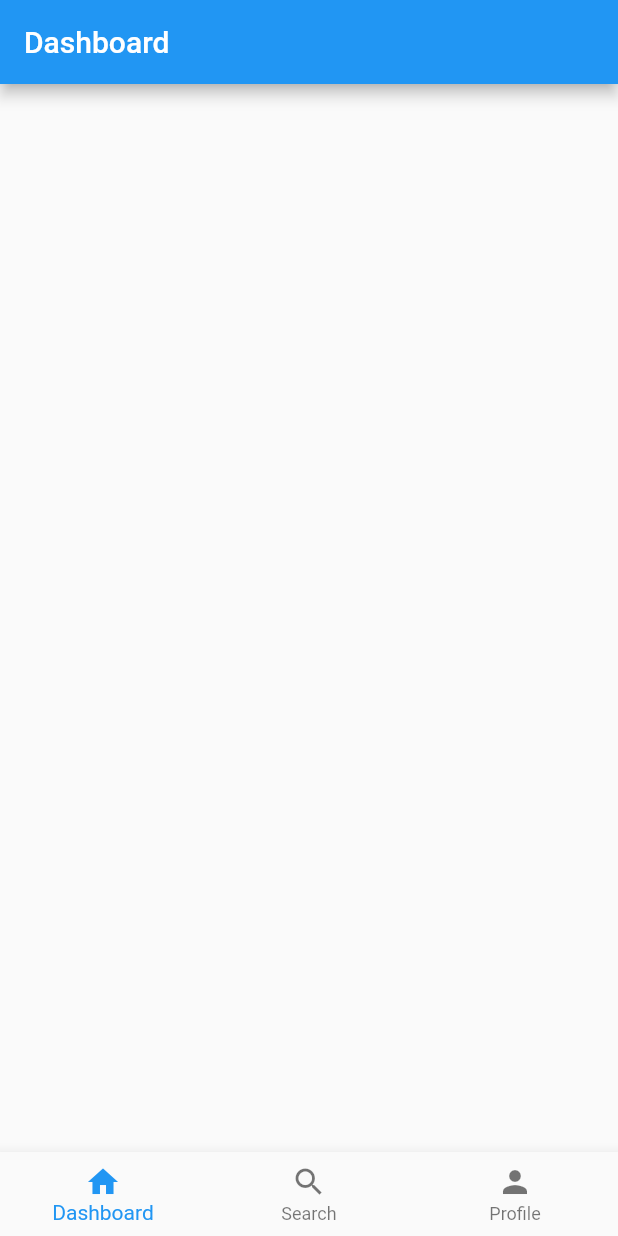
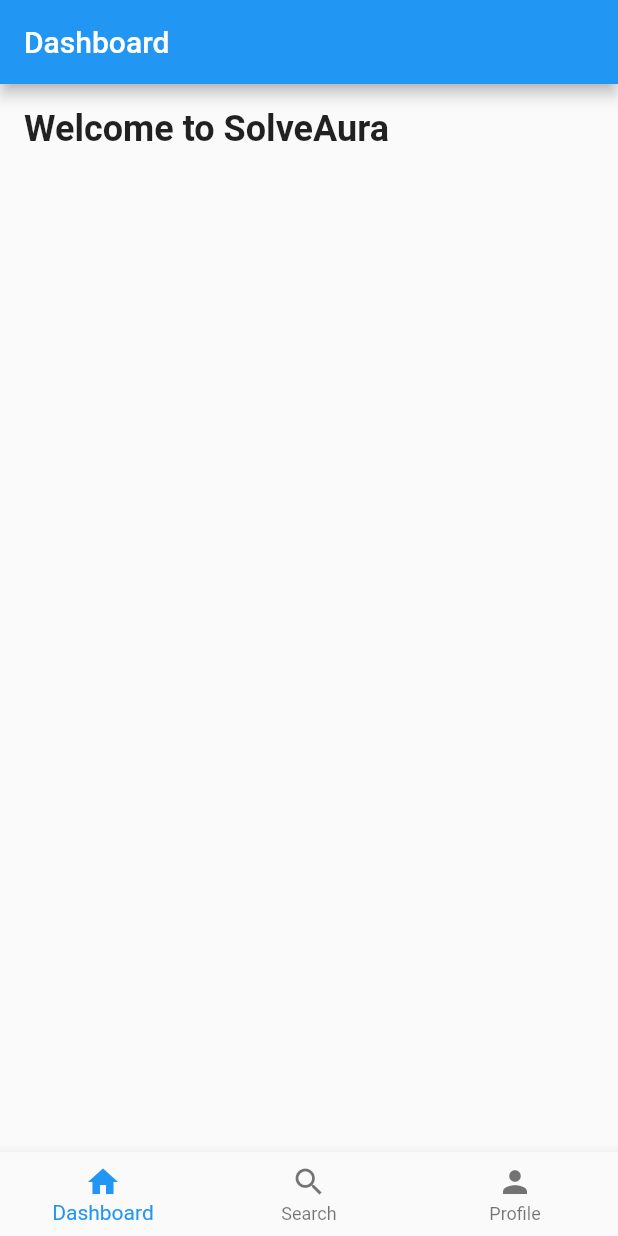
Before and after one commit to akebu6/SOLVEAURA, a Flutter app: the screen it shows after launch, on a phone screen of 412 x 824 dp. Run offline on Flutter 3.47's test engine with Material 2 defaults, Android fonts, the phone set to English and light mode, and no system bars.

Commit message:
chore: text added

```diff
--- a/SolveAura/lib/ui/pages/home.dart
+++ b/SolveAura/lib/ui/pages/home.dart
@@ -14,6 +14,22 @@ class _HomeState extends State<Home> {
     return Scaffold(
       appBar: AppBar(
         title: Text('Dashboard'),
+      ),
+      body: SafeArea(
+        child: Padding(
+          padding: const EdgeInsets.all(16.0),
+          child: Column(
+            children: const [
+              Text(
+                'Welcome to SolveAura',
+                style: TextStyle(
+                  fontSize: 24,
+                  fontWeight: FontWeight.bold,
+                ),
+              ),
+            ],
+          ),
+        ),
       ),
       bottomNavigationBar: BottomNavigationBar(
         currentIndex: 0,
```
